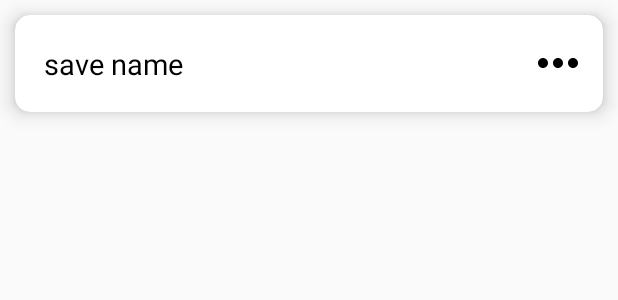
After one commit to khadijaMadane/nutfit, an Android app: the layout row_recipe.xml on its own in the app's theme, with its tools: preview values and no code run, on a phone screen of 412 x 824 dp. The commit adds this screen. Shown: the top 300 px of the screen. Run offline under Robolectric (Android 15) with nearby library versions, the phone set to English and light mode, and no system bars.

Commit message:
enregistrement1

```diff
--- a/app/src/main/AndroidManifest.xml
+++ b/app/src/main/AndroidManifest.xml
@@ -11,6 +11,9 @@
         android:supportsRtl="true"
         android:theme="@style/Theme.NutFit"
         tools:targetApi="31">
+        <activity
+            android:name=".afficheRepas"
+            android:exported="false" />
         <activity
             android:name=".MainRegister"
             android:exported="false" />
--- a/app/src/main/java/com/example/nutfit/menuuPage.kt
+++ b/app/src/main/java/com/example/nutfit/menuuPage.kt
@@ -26,7 +26,7 @@ class menuuPage : AppCompatActivity() {
         supportActionBar?.setDisplayHomeAsUpEnabled(true)
         navView.setNavigationItemSelectedListener { menuItem ->
             when (menuItem.itemId) {
-                R.id.home, R.id.sitting, R.id.aide, R.id.recommencer, R.id.signout -> {
+                R.id.home, R.id.sitting, R.id.aide, R.id.recommencer, R.id.signout,R.id.enreg -> {
                     Toast.makeText(applicationContext, "Clicked ${menuItem.title}", Toast.LENGTH_SHORT).show()
                     menuItem.isChecked = true
                     menuItem.icon?.setTintList(ColorStateList.valueOf(ContextCompat.getColor(applicationContext, R.color.green))) // Change to the desired green color
--- a/app/src/main/java/com/example/nutfit/simplexe.java
+++ b/app/src/main/java/com/example/nutfit/simplexe.java
@@ -446,6 +446,7 @@ public class simplexe extends AppCompatActivity {
         butSave.setOnClickListener(v -> {
             showSaveDialog(matrix);
 
+
         });
 
 
--- /dev/null
+++ b/app/src/main/res/layout/row_recipe.xml
@@ -0,0 +1,43 @@
+<?xml version="1.0" encoding="utf-8"?>
+<androidx.cardview.widget.CardView
+    xmlns:android="http://schemas.android.com/apk/res/android"
+    android:layout_width="match_parent"
+    android:layout_height="wrap_content"
+    xmlns:app="http://schemas.android.com/apk/res-auto"
+    app:cardCornerRadius="10dp"
+    app:cardElevation="8dp"
+    app:cardMaxElevation="5dp"
+    android:layout_margin="10dp">
+    <LinearLayout
+        android:orientation="horizontal"
+        android:layout_width="match_parent"
+        android:layout_height="wrap_content">
+
+        <LinearLayout
+            android:layout_weight="1"
+            android:orientation="vertical"
+            android:layout_margin="15dp"
+            android:padding="4dp"
+            android:layout_width="wrap_content"
+            android:layout_height="wrap_content">
+            <TextView
+                android:id="@+id/txtRecipeName"
+                android:text="save name"
+                android:textColor="@color/black"
+                android:textSize="19sp"
+                android:layout_width="match_parent"
+                android:layout_height="wrap_content"/>
+
+
+
+        </LinearLayout>
+        <ImageView
+            android:id="@+id/saveMenus"
+            android:src="@drawable/ic_more"
+            android:layout_gravity="center"
+            android:layout_margin="10dp"
+            android:layout_width="40dp"
+            android:layout_height="40dp"/>
+    </LinearLayout>
+
+</androidx.cardview.widget.CardView>
--- a/app/src/main/res/menu/nav_menu.xml
+++ b/app/src/main/res/menu/nav_menu.xml
@@ -7,6 +7,7 @@ xmlns:tools="http://schemas.android.com/tools"
     <item
         android:id="@+id/home"
         android:title="Update Password"/>
+
     <item
         android:id="@+id/sitting"
         android:title="Update Email"/>
@@ -17,6 +18,9 @@ xmlns:tools="http://schemas.android.com/tools"
         android:id="@+id/recommencer"
         android:title="Restart"/>
     <item
+        android:id="@+id/enreg"
+        android:title="enregistrement"/>
+    <item
         android:id="@+id/signout"
         android:title="SounOut"/>
 
```
Also changed, not shown: app/src/main/java/com/example/nutfit/IngregientsName.kt (+6 -1 lines), app/src/main/java/com/example/nutfit/MainRegister.java (+64 -17 lines), app/src/main/java/com/example/nutfit/RecipeAdapter.java (added, +151 -0 lines), app/src/main/java/com/example/nutfit/afficheRepas.java (added, +14 -0 lines), app/src/main/res/layout/activity_affiche_repas.xml (added, +9 -0 lines), app/src/main/res/layout/activity_main_register.xml (+7 -8 lines), app/src/main/res/menu/save_menu.xml (added, +14 -0 lines).
